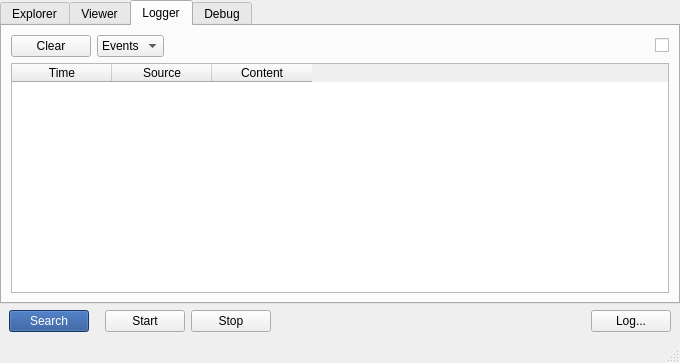
Old version of the form gui/qkexplorerwidget.ui in the repository QkThings/qkdaemon_old.
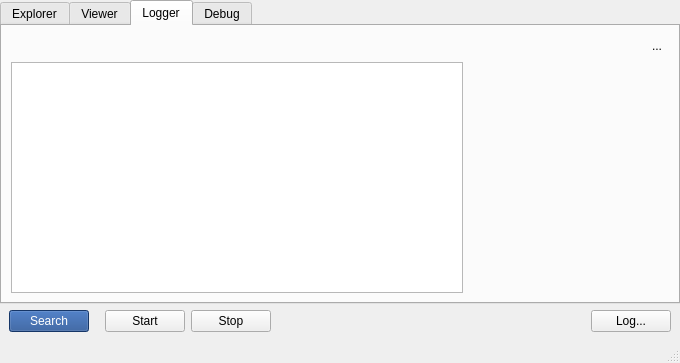
New version of the form. The open tabs and pages were chosen to show the change. Icons and pictures are not drawn. Custom widgets are drawn as their Qt base class.

Diff of the .ui file:
```diff
--- a/gui/qkexplorerwidget.ui
+++ b/gui/qkexplorerwidget.ui
@@ -380,22 +380,6 @@
        <layout class="QVBoxLayout" name="verticalLayout_2">
         <item>
          <layout class="QHBoxLayout" name="horizontalLayout_5">
-          <item>
-           <widget class="QPushButton" name="button_clearLogger">
-            <property name="text">
-             <string>Clear</string>
-            </property>
-           </widget>
-          </item>
-          <item>
-           <widget class="QComboBox" name="comboBox">
-            <item>
-             <property name="text">
-              <string>Events</string>
-             </property>
-            </item>
-           </widget>
-          </item>
           <item>
            <spacer name="horizontalSpacer_6">
             <property name="orientation">
@@ -423,26 +407,33 @@
            </widget>
           </item>
           <item>
-           <widget class="QCheckBox" name="check_enableLogger">
-            <property name="layoutDirection">
-             <enum>Qt::RightToLeft</enum>
-            </property>
+           <widget class="QToolButton" name="logger_buttonSettings">
             <property name="text">
-             <string/>
+             <string>...</string>
+            </property>
+            <property name="icon">
+             <iconset resource="../resources/icons/icons.qrc">
+              <normaloff>:/icons/settings_16.png</normaloff>:/icons/settings_16.png</iconset>
+            </property>
+            <property name="checkable">
+             <bool>true</bool>
+            </property>
+            <property name="checked">
+             <bool>false</bool>
+            </property>
+            <property name="autoRaise">
+             <bool>true</bool>
             </property>
            </widget>
           </item>
          </layout>
         </item>
         <item>
-         <widget class="QStackedWidget" name="stackedWidget">
-          <property name="currentIndex">
-           <number>0</number>
-          </property>
-          <widget class="QWidget" name="page_3">
-           <layout class="QVBoxLayout" name="verticalLayout_3">
-            <property name="leftMargin">
-             <number>0</number>
+         <layout class="QHBoxLayout" name="horizontalLayout_12">
+          <item>
+           <widget class="pTableWidget" name="eventTable">
+            <property name="selectionMode">
+             <enum>QAbstractItemView::NoSelection</enum>
             </property>
             <property name="topMargin">
              <number>0</number>
@@ -453,82 +444,32 @@
             <property name="bottomMargin">
              <number>0</number>
             </property>
-            <item>
-             <widget class="pTableWidget" name="eventTable">
-              <property name="selectionMode">
-               <enum>QAbstractItemView::NoSelection</enum>
-              </property>
-              <property name="selectionBehavior">
-               <enum>QAbstractItemView::SelectRows</enum>
-              </property>
-              <property name="gridStyle">
-               <enum>Qt::NoPen</enum>
-              </property>
-              <property name="columnCount">
-               <number>1</number>
-              </property>
-              <attribute name="horizontalHeaderVisible">
-               <bool>false</bool>
-              </attribute>
-              <attribute name="horizontalHeaderStretchLastSection">
-               <bool>true</bool>
-              </attribute>
-              <column/>
-             </widget>
-            </item>
-           </layout>
-          </widget>
-          <widget class="QWidget" name="page_4">
-           <layout class="QVBoxLayout" name="verticalLayout_9">
-            <property name="leftMargin">
-             <number>0</number>
+            <attribute name="horizontalHeaderVisible">
+             <bool>false</bool>
+            </attribute>
+            <attribute name="horizontalHeaderStretchLastSection">
+             <bool>true</bool>
+            </attribute>
+            <column/>
+           </widget>
+          </item>
+          <item>
+           <widget class="LoggerSettingsWidget" name="loggerSettings" native="true">
+            <property name="minimumSize">
+             <size>
+              <width>200</width>
+              <height>0</height>
+             </size>
             </property>
-            <property name="topMargin">
-             <number>0</number>
+            <property name="maximumSize">
+             <size>
+              <width>250</width>
+              <height>16777215</height>
+             </size>
             </property>
-            <property name="rightMargin">
-             <number>0</number>
-            </property>
-            <property name="bottomMargin">
-             <number>0</number>
-            </property>
-            <item>
-             <widget class="pTableWidget" name="logNotificationTable">
-              <property name="editTriggers">
-               <set>QAbstractItemView::NoEditTriggers</set>
-              </property>
-              <property name="horizontalScrollMode">
-               <enum>QAbstractItemView::ScrollPerPixel</enum>
-              </property>
-              <attribute name="horizontalHeaderStretchLastSection">
-               <bool>false</bool>
-              </attribute>
-              <attribute name="verticalHeaderDefaultSectionSize">
-               <number>16</number>
-              </attribute>
-              <attribute name="verticalHeaderMinimumSectionSize">
-               <number>16</number>
-              </attribute>
-              <column>
-               <property name="text">
-                <string>Time</string>
-               </property>
-              </column>
-              <column>
-               <property name="text">
-                <string>Source</string>
-               </property>
-              </column>
-              <column>
-               <property name="text">
-                <string>Content</string>
-               </property>
-              </column>
-             </widget>
-            </item>
-           </layout>
-          </widget>
-         </widget>
+           </widget>
+          </item>
+         </layout>
         </item>
        </layout>
       </widget>
@@ -1123,6 +1064,18 @@
    <header>plotsettings.h</header>
    <container>1</container>
   </customwidget>
+  <customwidget>
+   <class>DebugSettingsWidget</class>
+   <extends>QWidget</extends>
+   <header>debugsettingswidget.h</header>
+   <container>1</container>
+  </customwidget>
+  <customwidget>
+   <class>LoggerSettingsWidget</class>
+   <extends>QWidget</extends>
+   <header>loggersettingswidget.h</header>
+   <container>1</container>
+  </customwidget>
  </customwidgets>
  <resources>
   <include location="../resources/icons/icons.qrc"/>
```
Left out of the diff: 136 changed lines with no effect on the pictures.
